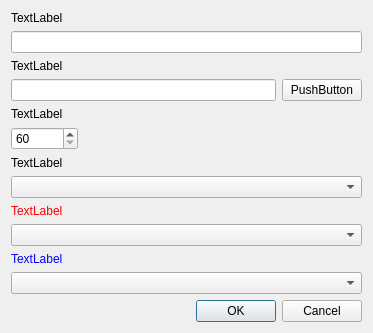
Old version of the form commander/src/HorusMLE/mission_dialog.ui in the repository oblalex/horus.
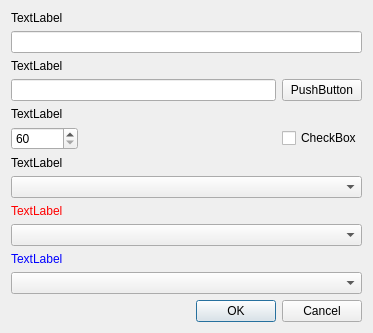
New version of the form.

Commit message: Selecting current mission provided. #36

Patch:
```diff
--- a/commander/src/HorusMLE/mission_dialog.ui
+++ b/commander/src/HorusMLE/mission_dialog.ui
@@ -80,6 +80,13 @@
        </property>
       </spacer>
      </item>
+     <item>
+      <widget class="QCheckBox" name="isCurrentChB">
+       <property name="text">
+        <string>CheckBox</string>
+       </property>
+      </widget>
+     </item>
     </layout>
    </item>
    <item>
```
The commit also changes 3 other files.
